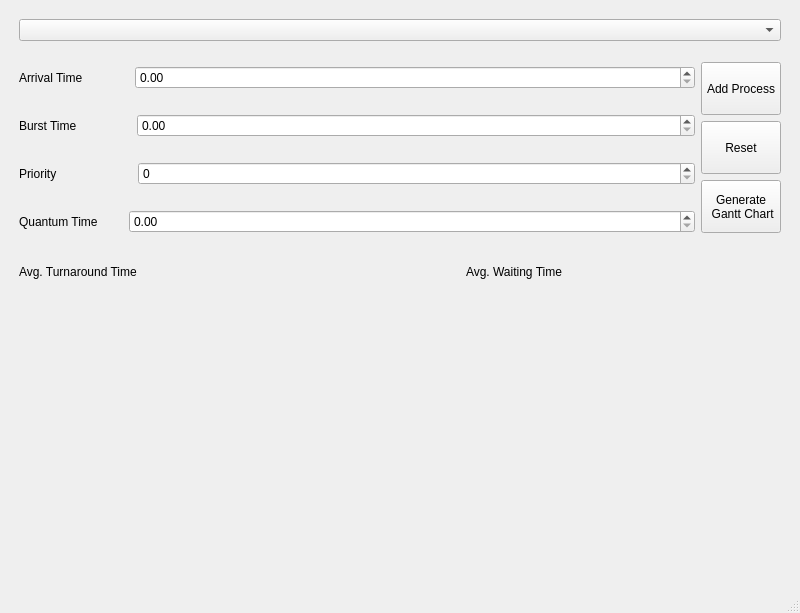
This is mainwindow.ui in Moatsm-prog/Processor_Scheduler as Qt 5 draws it before an edit. The edited form follows.
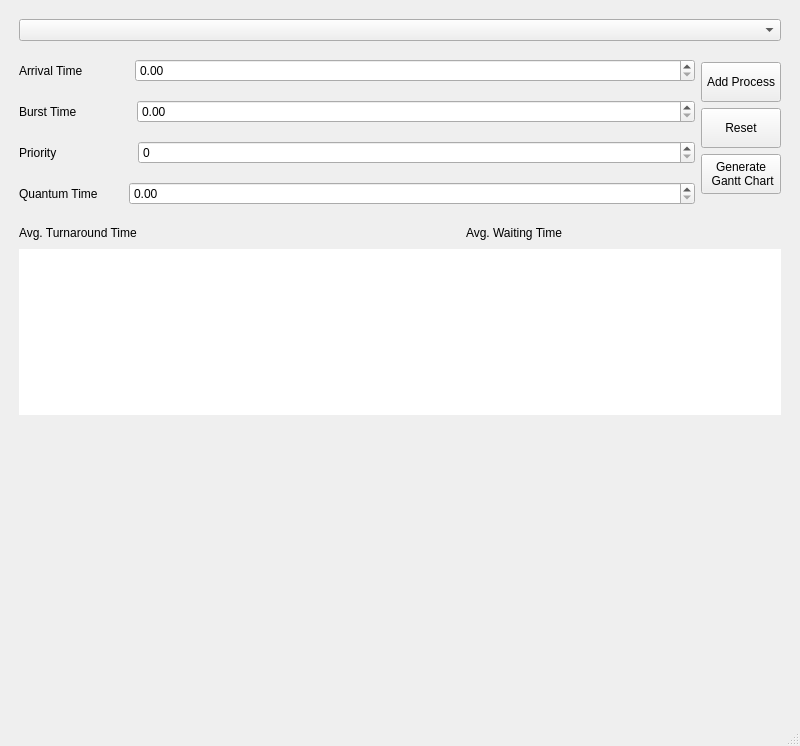
This is the edited form.

Commit message: Add Processes Table

```diff
--- a/mainwindow.ui
+++ b/mainwindow.ui
@@ -7,7 +7,7 @@
     <x>0</x>
     <y>0</y>
     <width>800</width>
-    <height>613</height>
+    <height>746</height>
    </rect>
   </property>
   <property name="windowTitle">
@@ -121,6 +121,12 @@
                     <verstretch>0</verstretch>
                    </sizepolicy>
                   </property>
+                  <property name="maximum">
+                   <double>999.990000000000009</double>
+                  </property>
+                  <property name="singleStep">
+                   <double>0.200000000000000</double>
+                  </property>
                  </widget>
                 </item>
                </layout>
@@ -158,6 +164,12 @@
                     <verstretch>0</verstretch>
                    </sizepolicy>
                   </property>
+                  <property name="maximum">
+                   <double>999.990000000000009</double>
+                  </property>
+                  <property name="singleStep">
+                   <double>0.200000000000000</double>
+                  </property>
                  </widget>
                 </item>
                </layout>
@@ -201,6 +213,9 @@
                     <verstretch>0</verstretch>
                    </sizepolicy>
                   </property>
+                  <property name="maximum">
+                   <number>10</number>
+                  </property>
                  </widget>
                 </item>
                </layout>
@@ -237,7 +252,14 @@
                  </spacer>
                 </item>
                 <item>
-                 <widget class="QDoubleSpinBox" name="Quantum"/>
+                 <widget class="QDoubleSpinBox" name="Quantum">
+                  <property name="maximum">
+                   <double>999.990000000000009</double>
+                  </property>
+                  <property name="singleStep">
+                   <double>0.200000000000000</double>
+                  </property>
+                 </widget>
                 </item>
                </layout>
               </item>
@@ -434,6 +456,16 @@
           </item>
          </layout>
         </item>
+        <item>
+         <widget class="QTableWidget" name="tableWidget">
+          <property name="frameShape">
+           <enum>QFrame::NoFrame</enum>
+          </property>
+          <property name="frameShadow">
+           <enum>QFrame::Raised</enum>
+          </property>
+         </widget>
+        </item>
         <item>
          <spacer name="verticalSpacer">
           <property name="orientation">
```
Left out of the diff: 2 changed lines with no effect on the pictures. The commit also changes 2 other files.
